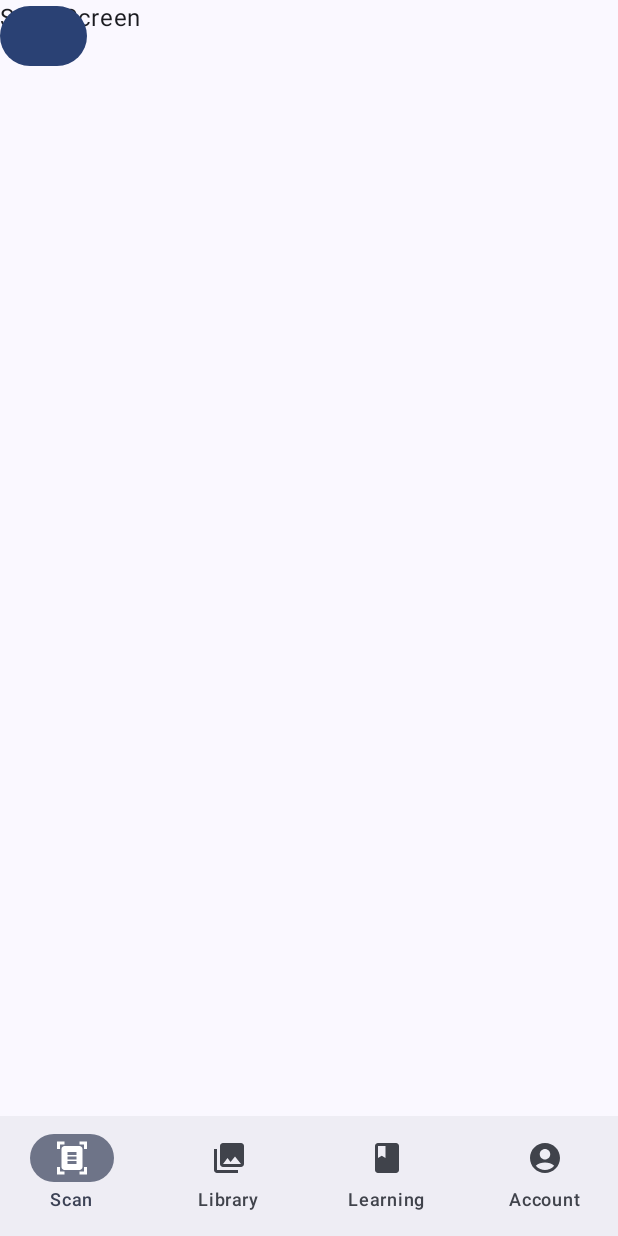
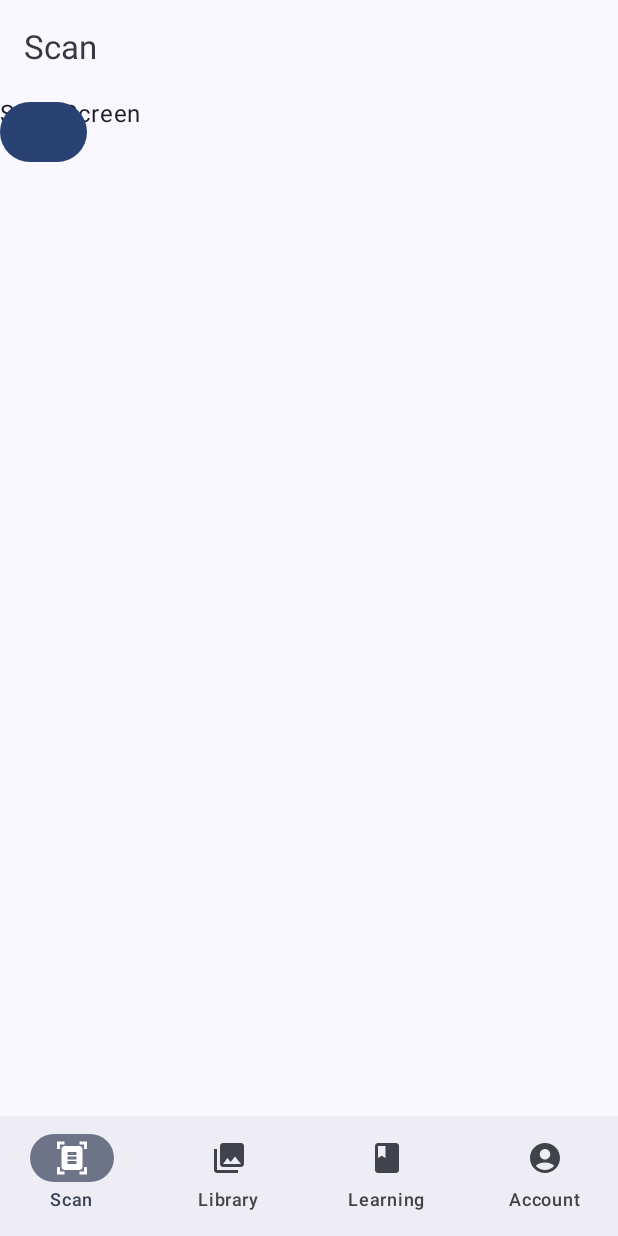
Before and after one commit to dav-true/LingoScan, an Android app built with Jetpack Compose: the screen it shows after launch (MainActivity), on a phone screen of 412 x 824 dp. Run offline under Robolectric (Android 15) with nearby library versions, the phone set to English and light mode, and no system bars; our stand-ins replace Dagger/Hilt's generated code; libraries missing offline, so code that uses them is left out: androidx.camera.core, androidx.camera.lifecycle, com.google.mlkit.common, com.google.mlkit.nl, org.tensorflow.lite; 5 statements that could not run were skipped.

Commit message:
Add bottom navigation

```diff
--- a/app/src/main/java/com/lingoscan/MainActivity.kt
+++ b/app/src/main/java/com/lingoscan/MainActivity.kt
@@ -1,19 +1,16 @@
 package com.lingoscan
 
 import android.os.Bundle
-import android.util.Log
 import androidx.activity.ComponentActivity
 import androidx.activity.compose.setContent
-import androidx.compose.foundation.layout.fillMaxSize
 import androidx.compose.foundation.layout.padding
-import androidx.compose.material3.MaterialTheme
 import androidx.compose.material3.Scaffold
 import androidx.compose.material3.Surface
 import androidx.compose.ui.Modifier
 import androidx.navigation.compose.rememberNavController
-import com.google.mlkit.nl.translate.TranslateLanguage
-import com.lingoscan.compose.navigation.MainBottomNavigation
-import com.lingoscan.compose.navigation.MainNavigationGraph
+import com.lingoscan.compose.navigation.LingoBottomNavigation
+import com.lingoscan.compose.navigation.LingoNavigation
+import com.lingoscan.compose.navigation.LingoToolbar
 //import com.lingoscan.compose.screens.ScanScreen
 import com.lingoscan.ui.theme.LingoScanTheme
 import com.lingoscan.scan.utils.ImageClassifierHelper
@@ -38,12 +35,15 @@ class MainActivity : ComponentActivity() {
             LingoScanTheme {
                 // A surface container using the 'background' color from the theme
                 Scaffold(
+                    topBar = {
+                        LingoToolbar(navController = navController)
+                    },
                     bottomBar = {
-                        MainBottomNavigation(navController = navController)
+                        LingoBottomNavigation(navController = navController)
                     }
                 ) {
                     Surface(modifier = Modifier.padding(it)) {
-                        MainNavigationGraph(navController = navController)
+                        LingoNavigation(navController = navController)
                     }
                 }
             }
--- /dev/null
+++ b/app/src/main/java/com/lingoscan/compose/navigation/LingoBottomNavigation.kt
@@ -0,0 +1,63 @@
+package com.lingoscan.compose.navigation
+
+import androidx.annotation.DrawableRes
+import androidx.compose.animation.AnimatedVisibility
+
+import androidx.compose.material3.Icon
+import androidx.compose.material3.NavigationBar
+import androidx.compose.material3.NavigationBarItem
+import androidx.compose.material3.Text
+import androidx.compose.runtime.Composable
+import androidx.compose.runtime.getValue
+import androidx.compose.ui.res.painterResource
+import androidx.navigation.NavController
+import androidx.navigation.compose.currentBackStackEntryAsState
+import com.lingoscan.R
+import com.lingoscan.utils.otherwiseFalse
+import kotlin.enums.EnumEntries
+
+
+@Composable
+fun LingoBottomNavigation(
+    navController: NavController
+) {
+    val navBackStackEntry by navController.currentBackStackEntryAsState()
+    val currentRoute = navBackStackEntry?.destination?.route
+
+    val isBottomBarVisible = BottomNavigationItems.entries.rootScreens().contains(currentRoute).otherwiseFalse()
+
+    AnimatedVisibility(visible = isBottomBarVisible) {
+        NavigationBar {
+            BottomNavigationItems.entries.forEachIndexed { index, item ->
+                val isSelected = currentRoute == item.rootScreen
+                NavigationBarItem(
+                    icon = { Icon(painterResource(id = item.icon), contentDescription = null) },
+                    label = { Text(text = item.label) },
+                    selected = isSelected,
+                    onClick = {
+                        navController.navigate(item.route) {
+                            popUpTo(navController.graph.startDestinationId)
+                            launchSingleTop = true
+                        }
+                    }
+                )
+            }
+        }
+    }
+}
+
+enum class BottomNavigationItems(
+    val route: String,
+    val rootScreen: String,
+    @DrawableRes val icon: Int,
+    val label: String
+) {
+    SCAN(Routes.ScanScreen.route, Routes.ScanScreen.Root, R.drawable.ic_scan, "Scan"),
+    LIBRARY(Routes.LibraryScreen.route, Routes.LibraryScreen.Root, R.drawable.ic_library, "Library"),
+    LEARNING(Routes.LearningScreen.route, Routes.LearningScreen.Root, R.drawable.ic_learning, "Learning"),
+    SETTINGS(Routes.AccountScreen.route, Routes.AccountScreen.Root, R.drawable.ic_account, "Account")
+}
+
+fun EnumEntries<BottomNavigationItems>.rootScreens() : List<String> {
+    return BottomNavigationItems.entries.map { it.rootScreen }
+}
--- a/app/src/main/java/com/lingoscan/compose/navigation/MainNavigationGraph.kt
+++ b/app/src/main/java/com/lingoscan/compose/navigation/LingoNavigation.kt
@@ -8,12 +8,11 @@ import androidx.navigation.NavGraphBuilder
 import androidx.navigation.NavHostController
 import androidx.navigation.compose.NavHost
 import androidx.navigation.compose.composable
-import androidx.navigation.compose.rememberNavController
 import androidx.navigation.navigation
 
 
 @Composable
-fun MainNavigationGraph(
+fun LingoNavigation(
     navController: NavHostController
 ) {
     NavHost(navController = navController, startDestination = Routes.ScanScreen.route) {
--- /dev/null
+++ b/app/src/main/java/com/lingoscan/compose/navigation/LingoToolbar.kt
@@ -0,0 +1,48 @@
+package com.lingoscan.compose.navigation
+
+import androidx.compose.material.icons.Icons
+import androidx.compose.material.icons.filled.ArrowBack
+import androidx.compose.material3.ExperimentalMaterial3Api
+import androidx.compose.material3.Icon
+import androidx.compose.material3.IconButton
+import androidx.compose.material3.MaterialTheme
+import androidx.compose.material3.Text
+import androidx.compose.material3.TopAppBar
+import androidx.compose.runtime.Composable
+import androidx.compose.runtime.getValue
+import androidx.compose.ui.graphics.vector.rememberVectorPainter
+import androidx.compose.ui.text.capitalize
+import androidx.compose.ui.text.intl.Locale
+import androidx.navigation.NavHostController
+import androidx.navigation.compose.currentBackStackEntryAsState
+import com.lingoscan.ui.theme.onBackgroundHighlighted
+
+@OptIn(ExperimentalMaterial3Api::class)
+@Composable
+fun LingoToolbar(
+    navController: NavHostController,
+) {
+    val currentBackStackEntry by navController.currentBackStackEntryAsState()
+
+    val currentRootScreen = currentBackStackEntry?.destination?.parent?.route
+    val currentDestination = currentBackStackEntry?.destination?.route
+
+    val rootScreen = BottomNavigationItems.entries.map { it.rootScreen }.contains(currentDestination)
+
+    val title = currentRootScreen?.capitalize(Locale.current)
+
+    TopAppBar(
+        title = { Text(text = title.orEmpty(), color = onBackgroundHighlighted) },
+        navigationIcon = {
+            if (!rootScreen) {
+                IconButton(onClick = { navController.popBackStack() }) {
+                    Icon(
+                        painter = rememberVectorPainter(image = Icons.Default.ArrowBack),
+                        contentDescription = "ArrowBack"
+                    )
+                }
+            }
+        },
+        actions = { }
+    )
+}
--- a/app/src/main/java/com/lingoscan/compose/navigation/MainBottomNavigation.kt
+++ /dev/null
@@ -1,51 +0,0 @@
-package com.lingoscan.compose.navigation
-
-import androidx.annotation.DrawableRes
-
-import androidx.compose.material3.Icon
-import androidx.compose.material3.NavigationBar
-import androidx.compose.material3.NavigationBarItem
-import androidx.compose.material3.Text
-import androidx.compose.runtime.Composable
-import androidx.compose.runtime.getValue
-import androidx.compose.ui.res.painterResource
-import androidx.navigation.NavController
-import androidx.navigation.compose.currentBackStackEntryAsState
-import com.lingoscan.R
-import com.lingoscan.utils.otherwiseFalse
-
-
-@Composable
-fun MainBottomNavigation(
-    navController: NavController
-) {
-
-    NavigationBar {
-        val navBackStackEntry by navController.currentBackStackEntryAsState()
-        val currentRoute = navBackStackEntry?.destination?.route
-
-        BottomNavigationItems.entries.forEachIndexed { index, item ->
-            val isSelected = currentRoute?.startsWith(item.route).otherwiseFalse()
-            NavigationBarItem(
-                icon = { Icon(painterResource(id = item.icon), contentDescription = null) },
-                label = { Text(text = item.label) },
-                selected = isSelected,
-                onClick = { navController.navigate(item.route){
-                    popUpTo(navController.graph.startDestinationId)
-                    launchSingleTop = true
-                } }
-            )
-        }
-    }
-}
-
-enum class BottomNavigationItems(
-    val route: String,
-    @DrawableRes val icon: Int,
-    val label: String
-) {
-    SCAN(Routes.ScanScreen.route, R.drawable.ic_scan, "Scan"),
-    LIBRARY(Routes.LibraryScreen.route, R.drawable.ic_library, "Library"),
-    LEARNING(Routes.LearningScreen.route, R.drawable.ic_learning, "Learning"),
-    SETTINGS(Routes.AccountScreen.route, R.drawable.ic_account, "Account")
-}
--- a/app/src/main/java/com/lingoscan/compose/screens/UploadedImageScreen.kt
+++ b/app/src/main/java/com/lingoscan/compose/screens/account/AccountScreen.kt
@@ -1,10 +1,10 @@
-package com.lingoscan.compose.screens
+package com.lingoscan.compose.screens.account
 
 import androidx.compose.runtime.Composable
 import androidx.navigation.NavController
 
 @Composable
-fun UploadedImageScreen(
+fun AccountScreen(
     navController: NavController
 ) {
 
--- a/app/src/main/java/com/lingoscan/compose/screens/AccountScreen.kt
+++ b/app/src/main/java/com/lingoscan/compose/screens/learning/LearningScreen.kt
@@ -1,10 +1,10 @@
-package com.lingoscan.compose.screens
+package com.lingoscan.compose.screens.learning
 
 import androidx.compose.runtime.Composable
 import androidx.navigation.NavController
 
 @Composable
-fun AccountScreen(
+fun LearningScreen(
     navController: NavController
 ) {
 
--- /dev/null
+++ b/app/src/main/java/com/lingoscan/compose/screens/library/LibraryScreen.kt
@@ -0,0 +1,9 @@
+package com.lingoscan.compose.screens.library
+
+import androidx.compose.runtime.Composable
+
+
+@Composable
+fun LibraryScreen() {
+
+}
--- a/app/src/main/java/com/lingoscan/compose/screens/ScanScreen.kt
+++ b/app/src/main/java/com/lingoscan/compose/screens/scan/ScanScreen.kt
@@ -1,6 +1,6 @@
 @file:OptIn(ExperimentalPermissionsApi::class)
 
-package com.lingoscan.compose.screens
+package com.lingoscan.compose.screens.scan
 
 import android.graphics.Bitmap
 import android.net.Uri
--- a/app/src/main/java/com/lingoscan/compose/screens/LearningScreen.kt
+++ b/app/src/main/java/com/lingoscan/compose/screens/scan/UploadedImageScreen.kt
@@ -1,10 +1,10 @@
-package com.lingoscan.compose.screens
+package com.lingoscan.compose.screens.scan
 
 import androidx.compose.runtime.Composable
 import androidx.navigation.NavController
 
 @Composable
-fun LearningScreen(
+fun UploadedImageScreen(
     navController: NavController
 ) {
 
```
